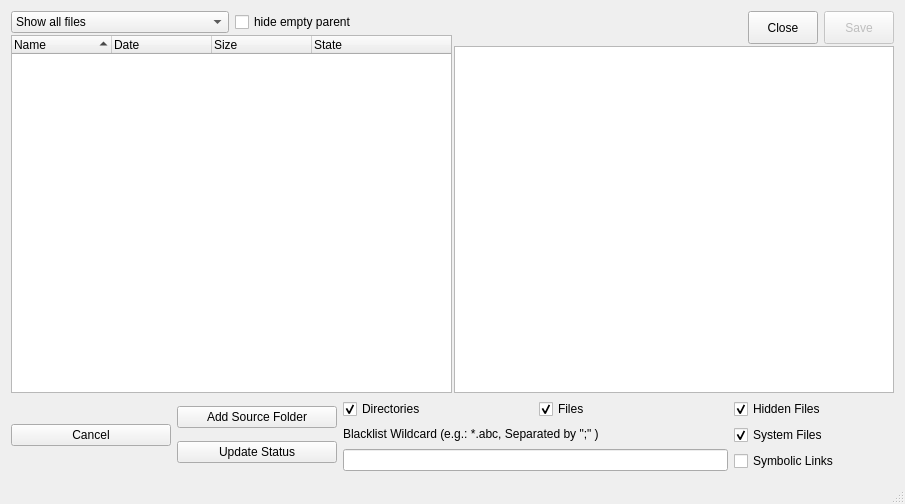
Old version of the form source/mainwindow.ui in the repository Rolloke/GUI-Apps.
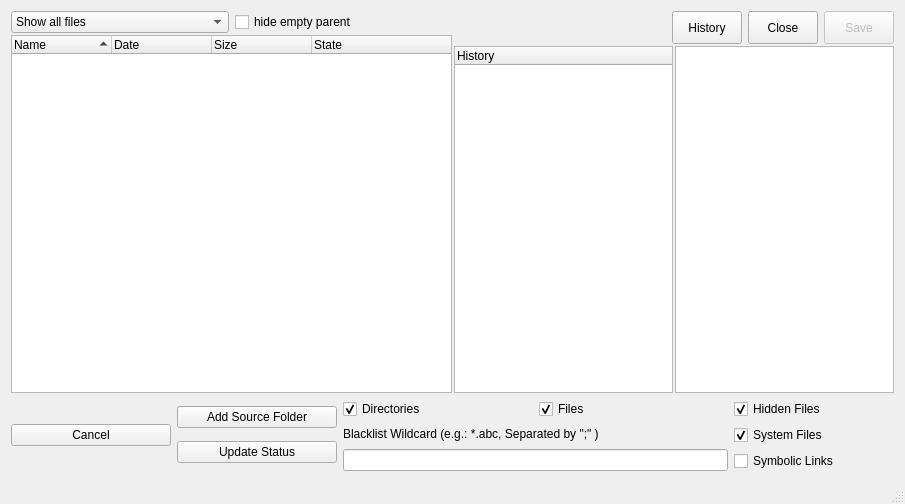
New version of the form.

Commit message: Added a history view

```diff
--- a/source/mainwindow.ui
+++ b/source/mainwindow.ui
@@ -34,7 +34,7 @@
    </property>
    <layout class="QVBoxLayout" name="topLayout">
     <item>
-     <layout class="QHBoxLayout" name="horizontalLayout">
+     <layout class="QHBoxLayout" name="horizontalLayout" stretch="1,1">
       <property name="spacing">
        <number>2</number>
       </property>
@@ -167,6 +167,28 @@
             </property>
            </widget>
           </item>
+          <item>
+           <widget class="QPushButton" name="btnHideHistory">
+            <property name="minimumSize">
+             <size>
+              <width>70</width>
+              <height>33</height>
+             </size>
+            </property>
+            <property name="maximumSize">
+             <size>
+              <width>70</width>
+              <height>33</height>
+             </size>
+            </property>
+            <property name="text">
+             <string>History</string>
+            </property>
+            <property name="checkable">
+             <bool>true</bool>
+            </property>
+           </widget>
+          </item>
           <item>
            <widget class="QPushButton" name="btnCloseText">
             <property name="minimumSize">
@@ -211,14 +233,45 @@
          </layout>
         </item>
         <item>
-         <widget class="QTextBrowser" name="textBrowser">
-          <property name="undoRedoEnabled">
-           <bool>true</bool>
+         <layout class="QHBoxLayout" name="horizontalLayoutHistoryAndText">
+          <property name="spacing">
+           <number>2</number>
           </property>
-          <property name="readOnly">
-           <bool>false</bool>
+          <property name="leftMargin">
+           <number>0</number>
           </property>
-         </widget>
+          <property name="topMargin">
+           <number>0</number>
+          </property>
+          <property name="rightMargin">
+           <number>0</number>
+          </property>
+          <property name="bottomMargin">
+           <number>0</number>
+          </property>
+          <item>
+           <widget class="QTreeWidget" name="treeHistory">
+            <property name="selectionMode">
+             <enum>QAbstractItemView::MultiSelection</enum>
+            </property>
+            <column>
+             <property name="text">
+              <string>History</string>
+             </property>
+            </column>
+           </widget>
+          </item>
+          <item>
+           <widget class="QTextBrowser" name="textBrowser">
+            <property name="undoRedoEnabled">
+             <bool>true</bool>
+            </property>
+            <property name="readOnly">
+             <bool>false</bool>
+            </property>
+           </widget>
+          </item>
+         </layout>
         </item>
        </layout>
       </item>
```
The commit also changes 4 other files.
